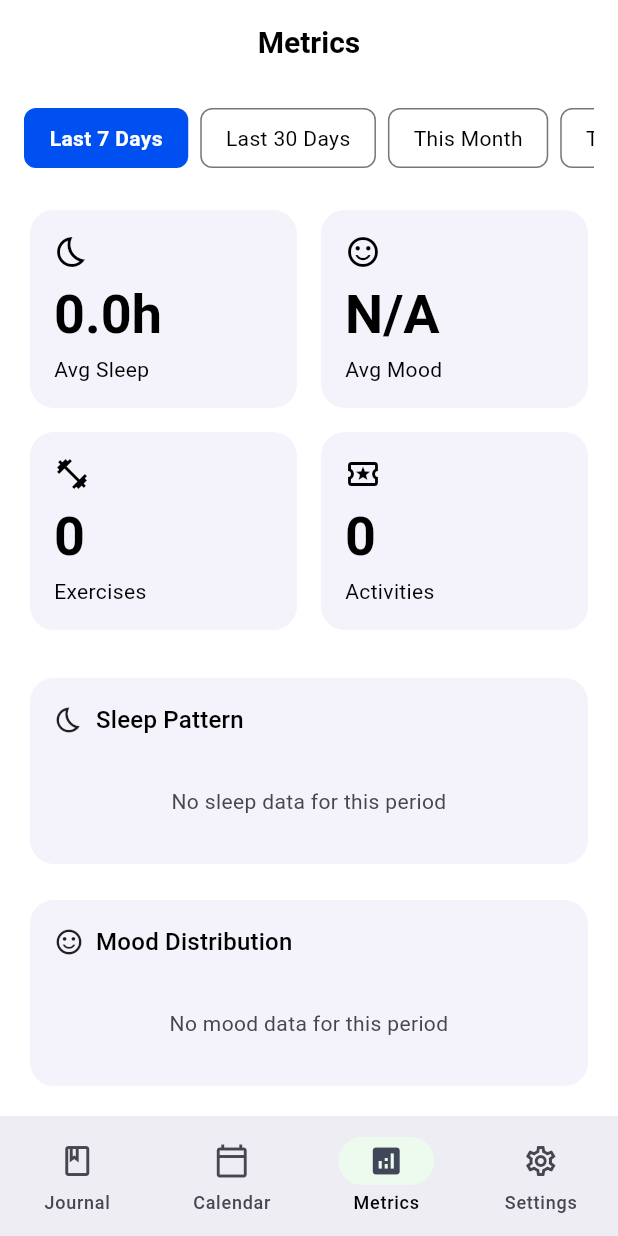
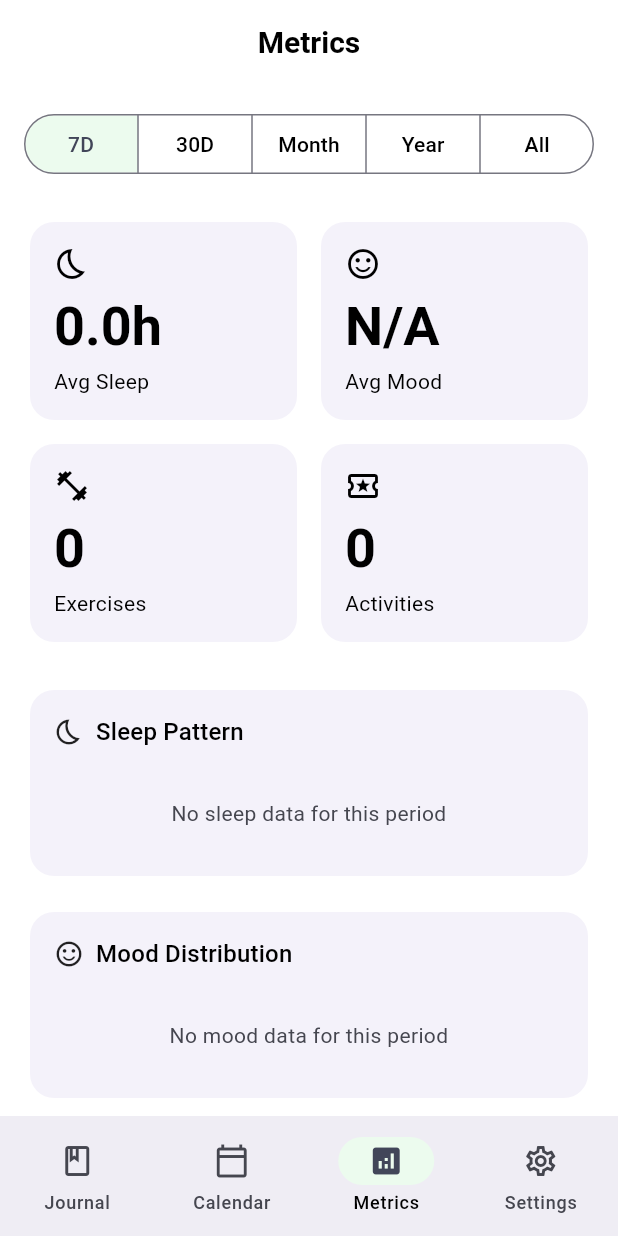
Before and after one commit to NotYuSheng/DailyRhythm, a Flutter app: the screen it shows after launch, item 3 of the bottom bar chosen, on a phone screen of 412 x 824 dp. Run offline on Flutter 3.47's test engine with Material 3 defaults, Android fonts, the phone set to English and light mode, and no system bars; our stand-ins replace csv, file_picker, fl_chart, flex_color_scheme, flutter_riverpod, google_sign_in and 6 more; missing offline and left inert: extension_google_sign_in_as_googleapis_auth, googleapis; accounts and stored records are empty.

Commit message:
fix: Metrics range selector fits on phones; clearer mood icon
- Range selector is a five-segment control (7D · 30D · Month · Year ·
  All) instead of a horizontally scrolling row whose last options sat
  off-screen with no scroll hint; full names stay as tooltips and for
  screen readers
- Segmented buttons use the brand blue (theme default was green)
- 'Very Bad' mood uses sad_squint; sad_crying rendered like an 'H'
- Calendar marks today in the primary (blue) container, not green
- Regression test: all five ranges on screen at 360dp and selectable

Co-Authored-By: Claude Opus 5.5 <noreply@anthropic.com>

```diff
--- a/lib/core/theme/app_theme.dart
+++ b/lib/core/theme/app_theme.dart
@@ -140,6 +140,7 @@ class AppTheme {
     snackBarRadius: radiusSmall,
     appBarCenterTitle: true,
     alignedDropdown: true,
+    segmentedButtonSchemeColor: SchemeColor.primary,
     navigationBarIndicatorSchemeColor: SchemeColor.primaryContainer,
     navigationBarMutedUnselectedLabel: true,
     navigationBarMutedUnselectedIcon: true,
--- a/lib/features/journal/presentation/screens/journal_screen.dart
+++ b/lib/features/journal/presentation/screens/journal_screen.dart
@@ -474,7 +474,7 @@ class _JournalScreenState extends ConsumerState<JournalScreen> {
                 return Row(
                   mainAxisAlignment: MainAxisAlignment.spaceEvenly,
                   children: [
-                    _buildMoodButton(context, ref, UniconsLine.sad_crying, 'Very Bad', 1, currentMood?.moodLevel, date),
+                    _buildMoodButton(context, ref, UniconsLine.sad_squint, 'Very Bad', 1, currentMood?.moodLevel, date),
                     _buildMoodButton(context, ref, UniconsLine.frown, 'Bad', 2, currentMood?.moodLevel, date),
                     _buildMoodButton(context, ref, UniconsLine.meh, 'Okay', 3, currentMood?.moodLevel, date),
                     _buildMoodButton(context, ref, UniconsLine.smile, 'Good', 4, currentMood?.moodLevel, date),
@@ -486,7 +486,7 @@ class _JournalScreenState extends ConsumerState<JournalScreen> {
               error: (_, _) => Row(
                 mainAxisAlignment: MainAxisAlignment.spaceEvenly,
                 children: [
-                  _buildMoodButton(context, ref, UniconsLine.sad_crying, 'Very Bad', 1, null, date),
+                  _buildMoodButton(context, ref, UniconsLine.sad_squint, 'Very Bad', 1, null, date),
                   _buildMoodButton(context, ref, UniconsLine.frown, 'Bad', 2, null, date),
                   _buildMoodButton(context, ref, UniconsLine.meh, 'Okay', 3, null, date),
                   _buildMoodButton(context, ref, UniconsLine.smile, 'Good', 4, null, date),
--- a/lib/features/metrics/presentation/screens/metrics_screen.dart
+++ b/lib/features/metrics/presentation/screens/metrics_screen.dart
@@ -31,7 +31,6 @@ class _MetricsScreenState extends ConsumerState<MetricsScreen> {
   @override
   Widget build(BuildContext context) {
     final theme = Theme.of(context);
-    final isDark = theme.brightness == Brightness.dark;
 
     return Scaffold(
       backgroundColor: theme.scaffoldBackgroundColor,
@@ -53,7 +52,7 @@ class _MetricsScreenState extends ConsumerState<MetricsScreen> {
           crossAxisAlignment: CrossAxisAlignment.start,
           children: [
             // Time Range Selector
-            _buildTimeRangeSelector(isDark),
+            _buildTimeRangeSelector(),
             const SizedBox(height: AppTheme.spacePulse4),
 
             // Quick Stats Cards
@@ -80,60 +79,32 @@ class _MetricsScreenState extends ConsumerState<MetricsScreen> {
     );
   }
 
-  Widget _buildTimeRangeSelector(bool isDark) {
+  // Short labels so all five ranges fit on a narrow phone; the full name is
+  // the tooltip and what screen readers announce.
+  static const List<String> _rangeShortLabels = ['7D', '30D', 'Month', 'Year', 'All'];
+
+  Widget _buildTimeRangeSelector() {
     return SizedBox(
-      height: 40,
-      child: ListView.builder(
-        scrollDirection: Axis.horizontal,
-        itemCount: _dateRanges.length,
-        itemBuilder: (context, index) {
-          final theme = Theme.of(context);
-          final isSelected = index == _selectedRangeIndex;
-          final range = _dateRanges[index];
-
-          return Padding(
-            padding: EdgeInsets.only(
-              right: index < _dateRanges.length - 1 ? AppTheme.spacePulse2 : 0,
-            ),
-            child: InkWell(
-              onTap: () {
-                setState(() {
-                  _selectedRangeIndex = index;
-                });
-              },
-              borderRadius: BorderRadius.circular(AppTheme.radiusSmall),
-              child: Container(
-                padding: const EdgeInsets.symmetric(
-                  horizontal: AppTheme.spacePulse3,
-                  vertical: AppTheme.spacePulse2,
-                ),
-                decoration: BoxDecoration(
-                  color: isSelected
-                      ? theme.colorScheme.primary
-                      : theme.colorScheme.surface,
-                  borderRadius: BorderRadius.circular(AppTheme.radiusSmall),
-                  border: Border.all(
-                    color: isSelected
-                        ? theme.colorScheme.primary
-                        : theme.colorScheme.outline,
-                    width: 1,
-                  ),
-                ),
-                child: Center(
-                  child: Text(
-                    range.label,
-                    style: TextStyle(
-                      fontSize: 14,
-                      fontWeight: isSelected ? FontWeight.bold : FontWeight.normal,
-                      color: isSelected
-                          ? theme.colorScheme.onPrimary
-                          : theme.colorScheme.onSurface,
-                    ),
-                  ),
-                ),
+      width: double.infinity,
+      child: SegmentedButton<int>(
+        showSelectedIcon: false,
+        segments: [
+          for (var i = 0; i < _dateRanges.length; i++)
+            ButtonSegment<int>(
+              value: i,
+              tooltip: _dateRanges[i].label,
+              label: Semantics(
+                label: _dateRanges[i].label,
+                excludeSemantics: true,
+                child: Text(_rangeShortLabels[i], maxLines: 1, softWrap: false),
               ),
             ),
-          );
+        ],
+        selected: {_selectedRangeIndex},
+        onSelectionChanged: (selection) {
+          setState(() {
+            _selectedRangeIndex = selection.first;
+          });
         },
       ),
     );
@@ -399,7 +370,7 @@ class _MetricsScreenState extends ConsumerState<MetricsScreen> {
                     const SizedBox(height: AppTheme.spacePulse2),
                     _buildMoodBar(context, 'Bad (2)', UniconsLine.frown, metrics.distribution[2] ?? 0, total, isDark),
                     const SizedBox(height: AppTheme.spacePulse2),
-                    _buildMoodBar(context, 'Very Bad (1)', UniconsLine.sad_crying, metrics.distribution[1] ?? 0, total, isDark),
+                    _buildMoodBar(context, 'Very Bad (1)', UniconsLine.sad_squint, metrics.distribution[1] ?? 0, total, isDark),
                   ],
                 );
               },
```
Also changed, not shown: lib/features/journal/presentation/screens/calendar_screen.dart (+6 -6 lines), 1 other file.
